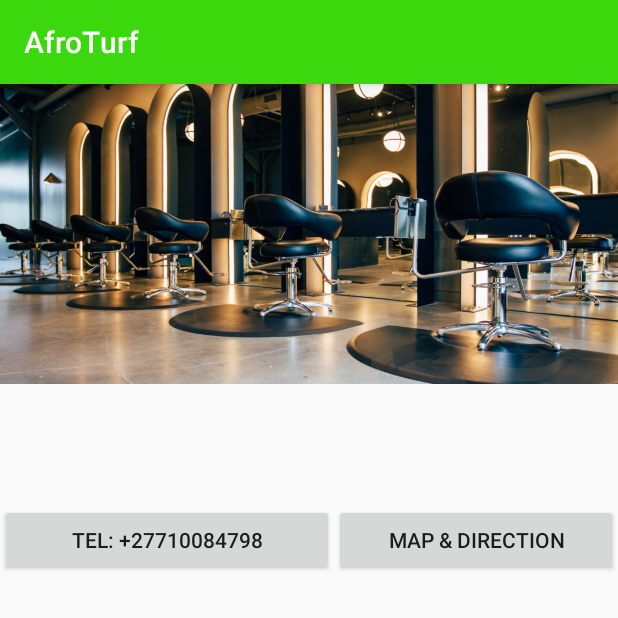
After one commit to JeffDropsIT/AfroTurf, an Android app: the Salon screen opened directly, with no data from a screen before it, on a phone screen of 412 x 824 dp, the top half of it. The commit adds this screen. Run offline under Robolectric (Android 15) with nearby library versions, the phone set to English and light mode, and no system bars.

Commit message:
user story one almost completed

```diff
--- a/app/src/main/AndroidManifest.xml
+++ b/app/src/main/AndroidManifest.xml
@@ -27,6 +27,9 @@
         <activity android:name=".HomeActivity">
 
         </activity>
+        <activity android:name=".Salon">
+
+        </activity>
         <activity android:name=".signUpActivity">
             <intent-filter>
                 <action android:name="android.intent.action.MAIN" />
--- a/app/src/main/java/com/example/a21__void/afroturf/MyLocationListiner.java
+++ b/app/src/main/java/com/example/a21__void/afroturf/MyLocationListiner.java
@@ -56,7 +56,6 @@ class MyLocationListiner implements LocationListener{
             addresses = geocoder.getFromLocation(loc.getLatitude(),
                     loc.getLongitude(), 1);
             if (addresses.size() > 0) {
-                System.out.println(addresses.get(0).getLocality());
                 cityName = addresses.get(0).getLocality();
             }
         }
@@ -65,7 +64,7 @@ class MyLocationListiner implements LocationListener{
         }
         update = longitude + "\n" + latitude;
 
-        Toast.makeText(context, update, Toast.LENGTH_SHORT).show();
+        //Toast.makeText(context, update, Toast.LENGTH_SHORT).show();
 
 
 
--- a/app/src/main/java/com/example/a21__void/afroturf/MySaloon.java
+++ b/app/src/main/java/com/example/a21__void/afroturf/MySalon.java
@@ -3,18 +3,18 @@ package com.example.a21__void.afroturf;
 import com.google.android.gms.maps.model.LatLng;
 import com.google.maps.android.clustering.ClusterItem;
 
-public class MySaloon implements ClusterItem {
+public class MySalon implements ClusterItem {
 
     private final LatLng mPosition;
     private final String mTitle;
     private final String mSnippet;
 
-    public MySaloon(double lat, double lng) {
+    public MySalon(double lat, double lng) {
         mPosition = new LatLng(lat, lng);
         mSnippet = null;
         mTitle = null;
     }
-    public MySaloon(double lat, double lng, String mTitle, String mSnippet) {
+    public MySalon(double lat, double lng, String mTitle, String mSnippet) {
         this.mTitle = mTitle;
         this.mSnippet = mSnippet;
         mPosition = new LatLng(lat, lng);
--- /dev/null
+++ b/app/src/main/java/com/example/a21__void/afroturf/Salon.java
@@ -0,0 +1,17 @@
+package com.example.a21__void.afroturf;
+
+import android.os.Bundle;
+import android.support.annotation.Nullable;
+import android.support.v7.app.AppCompatActivity;
+
+public class Salon extends AppCompatActivity {
+
+
+    @Override
+    protected void onCreate(@Nullable Bundle savedInstanceState) {
+        super.onCreate(savedInstanceState);
+        setContentView(R.layout.salon_activity);
+
+
+    }
+}
--- /dev/null
+++ b/app/src/main/res/layout/salon_activity.xml
@@ -0,0 +1,43 @@
+<?xml version="1.0" encoding="utf-8"?>
+<RelativeLayout
+    xmlns:android="http://schemas.android.com/apk/res/android" android:layout_width="match_parent"
+    android:layout_height="match_parent">
+
+
+    <ImageView
+        android:id="@+id/img_cover"
+        android:layout_width="match_parent"
+        android:layout_height="200dp"
+        android:background="@drawable/ic_img"
+        />
+
+    <LinearLayout
+        android:layout_width="match_parent"
+        android:layout_height="wrap_content"
+        android:layout_below="@+id/img_cover"
+       android:layout_centerHorizontal="true"
+        android:orientation="horizontal">
+
+
+        <Button
+            android:id="@+id/btn_find_call"
+            android:layout_width="wrap_content"
+            android:layout_height="wrap_content"
+            android:layout_weight="1"
+            android:layout_marginLeft="0dp"
+            android:layout_marginTop="80dp"
+            android:text="Tel: +27710084798" />
+
+        <Button
+            android:id="@+id/btn_find_path"
+            android:layout_width="wrap_content"
+            android:layout_height="wrap_content"
+            android:layout_weight="1"
+            android:padding="0dp"
+            android:layout_marginLeft="0dp"
+            android:layout_marginTop="80dp"
+            android:text="Map &amp; Direction" />
+    </LinearLayout>
+
+
+</RelativeLayout>
```
Also changed, not shown: app/src/main/java/com/example/a21__void/afroturf/HomeActivity.java (+31 -3 lines), app/src/main/res/drawable/ic_img.jpg (added).
